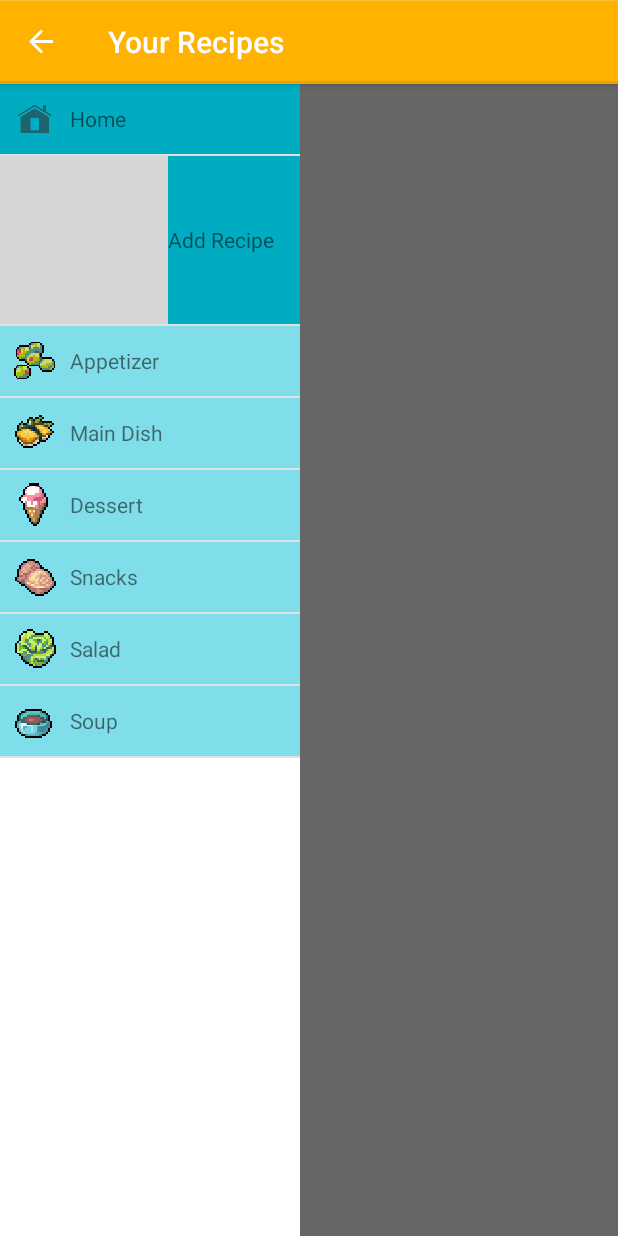
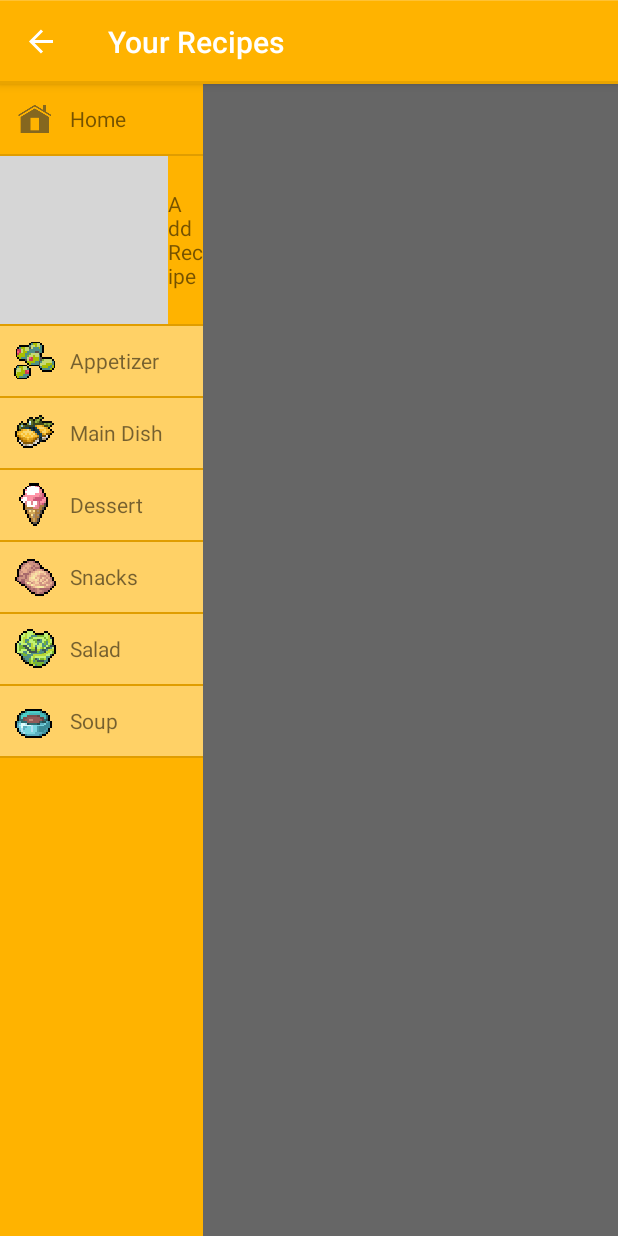
Before and after one commit to dizzledash/Recipe, an Android app: the screen it shows after launch (MainActivity), with the side drawer open, on a phone screen of 412 x 824 dp. Run offline under Robolectric (Android 15) with nearby library versions, the phone set to English and light mode, and no system bars; 1 statement that could not run was skipped; grey boxes are pictures that could not be loaded.

Commit message:
smaller design changes

```diff
--- a/app/src/main/java/com/example/zwiesel/recipe_app/MainActivity.java
+++ b/app/src/main/java/com/example/zwiesel/recipe_app/MainActivity.java
@@ -5,6 +5,7 @@ import android.content.Context;
 import android.content.Intent;
 import android.content.res.Configuration;
 import android.graphics.Color;
+import android.graphics.Typeface;
 import android.support.v7.app.ActionBarDrawerToggle;
 import android.support.v4.widget.DrawerLayout;
 import android.support.v7.app.ActionBarActivity;
@@ -44,6 +45,7 @@ public class MainActivity extends ActionBarActivity implements View.OnClickListe
 
     private ListView mDrawerList;
     private LinearLayout rLayoutRecList;
+    private TextView textView1;
     private RelativeLayout mDrawerPane;
     private ActionBarDrawerToggle mDrawerToggle;
     private DrawerLayout mDrawerLayout;
@@ -57,6 +59,10 @@ public class MainActivity extends ActionBarActivity implements View.OnClickListe
         super.onCreate(savedInstanceState);
         setContentView(R.layout.activity_main);
         rLayoutRecList = (LinearLayout) findViewById(R.id.linearLayout_recList);
+        textView1 = (TextView) findViewById(R.id.test);
+
+        Typeface font1 = Typeface.createFromAsset(getAssets(), "fonts/coders_crux.ttf");
+        //textView1.setTypeface(font1);
 
 
         //------------Drawer--------------
--- a/app/src/main/res/layout/activity_main.xml
+++ b/app/src/main/res/layout/activity_main.xml
@@ -27,7 +27,7 @@
 
     <RelativeLayout
         android:id="@+id/navigation_Content"
-        android:layout_width="200dp"
+        android:layout_width="135dp"
         android:layout_height="match_parent"
         android:layout_gravity="start">
 
@@ -36,7 +36,7 @@
             android:layout_height="match_parent"
             android:id="@+id/navigation_List"
             android:choiceMode="singleChoice"
-            android:background="#ffffffff"/>
+            android:background="#ffb300"/>
 
     </RelativeLayout>
 
--- a/app/src/main/res/layout/drawer_item.xml
+++ b/app/src/main/res/layout/drawer_item.xml
@@ -6,7 +6,7 @@
     android:textSize="25sp"
     android:fontFamily="sans-serif-light"
     android:textStyle="normal"
-    android:background="#80DEEA">
+    android:background="#FFD166">
 
     <ImageView
         android:layout_width="wrap_content"
--- a/app/src/main/res/layout/drawer_item_org.xml
+++ b/app/src/main/res/layout/drawer_item_org.xml
@@ -6,7 +6,7 @@
     android:textSize="20sp"
     android:fontFamily="sans-serif-light"
     android:textStyle="normal"
-    android:background="#00ACC1">
+    android:background="#ffb300">
 
     <ImageView
         android:layout_width="wrap_content"
```
